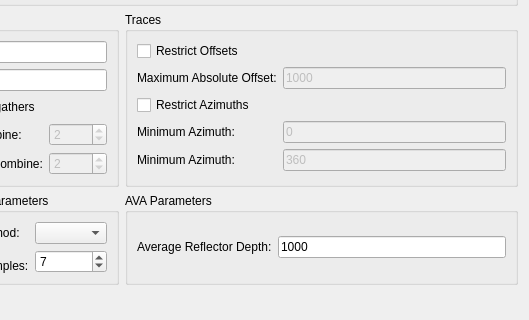
Qt form ProjectViewer/amplitudecurvedataselectiondialog.ui (fsoos74/su) before a commit; both pictures show x 104 to 633 and y 96 to 416 of the 633 by 535 pixel window.
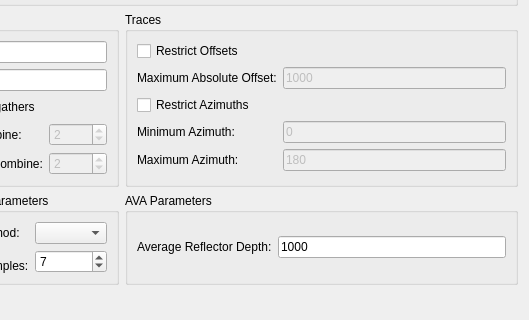
The same form after that commit. Icons and pictures are not drawn.

The edit to the form file:
```diff
--- a/ProjectViewer/amplitudecurvedataselectiondialog.ui
+++ b/ProjectViewer/amplitudecurvedataselectiondialog.ui
@@ -209,7 +209,7 @@
         <item row="4" column="0">
          <widget class="QLabel" name="label_12">
           <property name="text">
-           <string>Minimum Azimuth:</string>
+           <string>Maximum Azimuth:</string>
           </property>
          </widget>
         </item>
@@ -219,7 +219,7 @@
            <bool>false</bool>
           </property>
           <property name="text">
-           <string>360</string>
+           <string>180</string>
           </property>
          </widget>
         </item>
```
